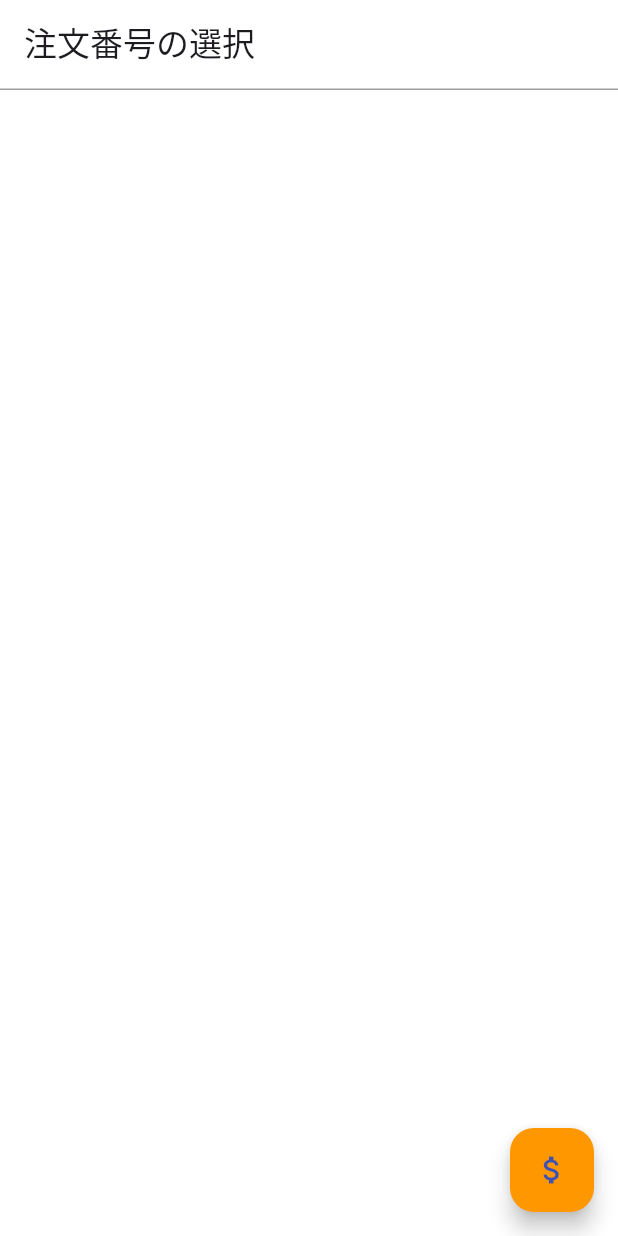
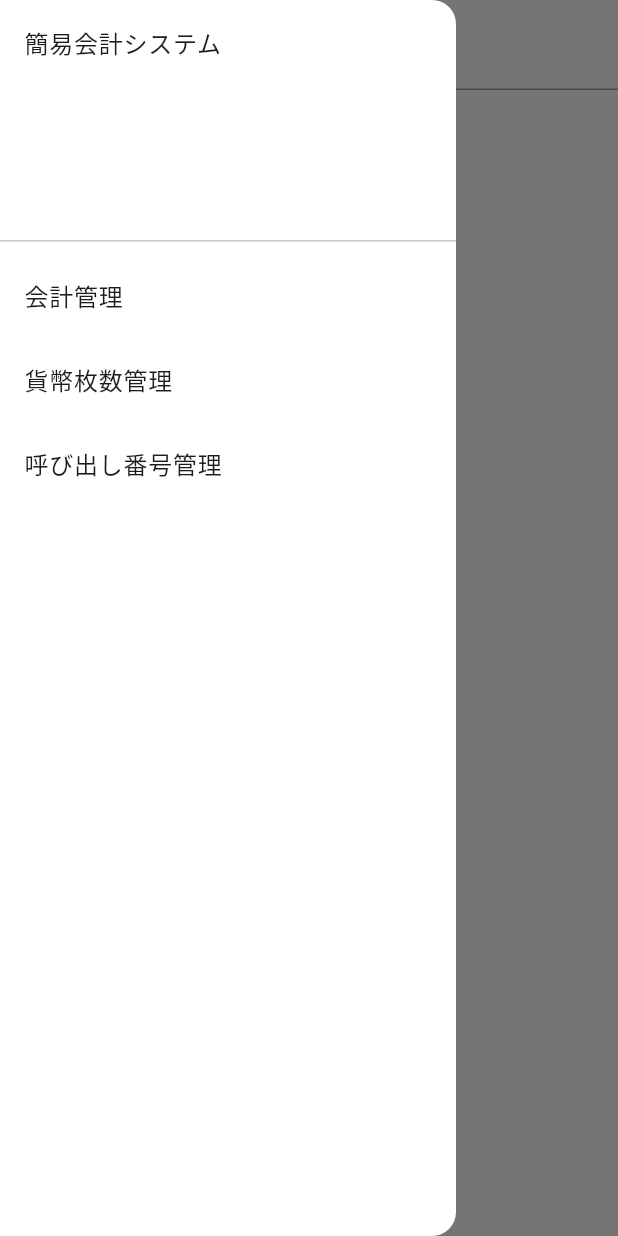
Before and after one commit to MukPan/cash_register_app, a Flutter app: the screen it shows after launch, with the side drawer open (before the commit the screen has no drawer), on a phone screen of 412 x 824 dp. Run offline on Flutter 3.47's test engine with Material 2 defaults, Android fonts, the phone set to English and light mode, and no system bars; our stand-ins replace cloud_firestore, firebase_core, hooks_riverpod; accounts and stored records are empty.

```diff
--- /dev/null
+++ b/lib/context/menu_drawer.dart
@@ -0,0 +1,78 @@
+import 'package:cash_register_app/main.dart';
+import 'package:cash_register_app/page/cash_count_manager_page.dart';
+import 'package:flutter/material.dart';
+
+import '../page/call_num_display_page.dart';
+
+class MenuDrawer extends StatelessWidget {
+  const MenuDrawer({Key? key}) : super(key: key);
+
+  static const _titles = [
+    Text("会計管理"),
+    Text("貨幣枚数管理"),
+    Text("呼び出し番号管理"),
+  ];
+
+  static const _nextPages = [
+    MyHomePage(),
+    CashCountManagerPage(),
+    CallNumDisplayPage(),
+  ];
+
+  @override
+  Widget build(BuildContext context) {
+    return Drawer(
+      surfaceTintColor: Colors.white,
+      backgroundColor: Colors.white,
+      child: ListView.builder(
+        itemCount: _titles.length + 1,
+        itemBuilder: (context, index) {
+          if (index == 0) return const DrawerHeader(child: Text("簡易会計システム"));
+
+          return ListTile(
+            title: _titles[index-1],
+            selectedColor: Colors.indigo,
+            onTap: () { //次ページへ移動
+              Navigator.of(context).push(MaterialPageRoute(
+                  builder: (context) => _nextPages[index-1]
+              ));
+            },
+          );
+        },
+      ),
+
+    );
+  }
+}
+
+
+// ListTile(
+// title: const Text("会計管理"),
+// selected: true,
+// selectedColor: Colors.indigo,
+// onTap: () {
+// //次ページの移動
+// Navigator.of(context).push(MaterialPageRoute(
+// builder: (context) => const ConfirmOrderPage()
+// ));
+// },
+// ),
+
+// (
+// children: [
+// const DrawerHeader(child: Text("簡易会計システム")),
+// ListTile(
+// title: const Text("会計管理"),
+// selected: true,
+// selectedColor: Colors.indigo,
+// onTap: () {
+// //次ページの移動
+// Navigator.of(context).push(MaterialPageRoute(
+// builder: (context) => const ConfirmOrderPage()
+// ));
+// },
+// ),
+// ListTile(title: Text("貨幣枚数管理"),),
+// ListTile(title: Text("注文番号管理"),),
+// ],
+// )
--- a/lib/main.dart
+++ b/lib/main.dart
@@ -8,6 +8,7 @@ import 'package:hooks_riverpod/hooks_riverpod.dart';
 
 import 'package:cloud_firestore/cloud_firestore.dart';
 import 'package:firebase_core/firebase_core.dart';
+import 'context/menu_drawer.dart';
 import 'firebase_options.dart';
 
 ///Firestoreインスタンス
@@ -42,6 +43,7 @@ class MyApp extends StatelessWidget {
         appBarTheme: const AppBarTheme(backgroundColor: Colors.white),
         scaffoldBackgroundColor: Colors.white,
         highlightColor: Colors.white,
+        indicatorColor: Colors.white,
         useMaterial3: true,
       ),
       home: const MyHomePage(),
@@ -62,18 +64,10 @@ class MyHomePage extends StatelessWidget {
 
   @override
   Widget build(BuildContext context) {
-    return Scaffold(
-      appBar: const DefaultAppBar(title: "注文番号の選択"),
-      body: const OrderNumList(),
-      floatingActionButton: FloatingActionButton(
-        onPressed: () { moveCashCountManagerPage(context); },
-        backgroundColor: Colors.orange,
-        focusColor: Colors.orange,
-        child: const Icon(
-          Icons.attach_money_sharp,
-          color: Colors.indigo,
-        ),
-      ),
+    return const Scaffold(
+      appBar: DefaultAppBar(title: "注文番号の選択"),
+      drawer: MenuDrawer(),
+      body: OrderNumList(),
     );
   }
 }
--- a/lib/page/cash_count_manager_page.dart
+++ b/lib/page/cash_count_manager_page.dart
@@ -1,4 +1,5 @@
 import 'package:cash_register_app/component/default_app_bar.dart';
+import 'package:cash_register_app/context/menu_drawer.dart';
 import 'package:flutter/material.dart';
 
 import '../context/cash_count_table.dart';
@@ -10,6 +11,7 @@ class CashCountManagerPage extends StatelessWidget {
   Widget build(BuildContext context) {
     return const Scaffold(
       appBar: DefaultAppBar(title: "貨幣枚数管理"),
+      drawer: MenuDrawer(),
       body: CashCountTable(),
     );
   }
```
Also changed, not shown: lib/context/standby_num_list.dart (added, +30 -0 lines), lib/page/call_num_display_page.dart (added, +29 -0 lines), lib/provider/standby_num_list_provider.dart (added, +20 -0 lines).
